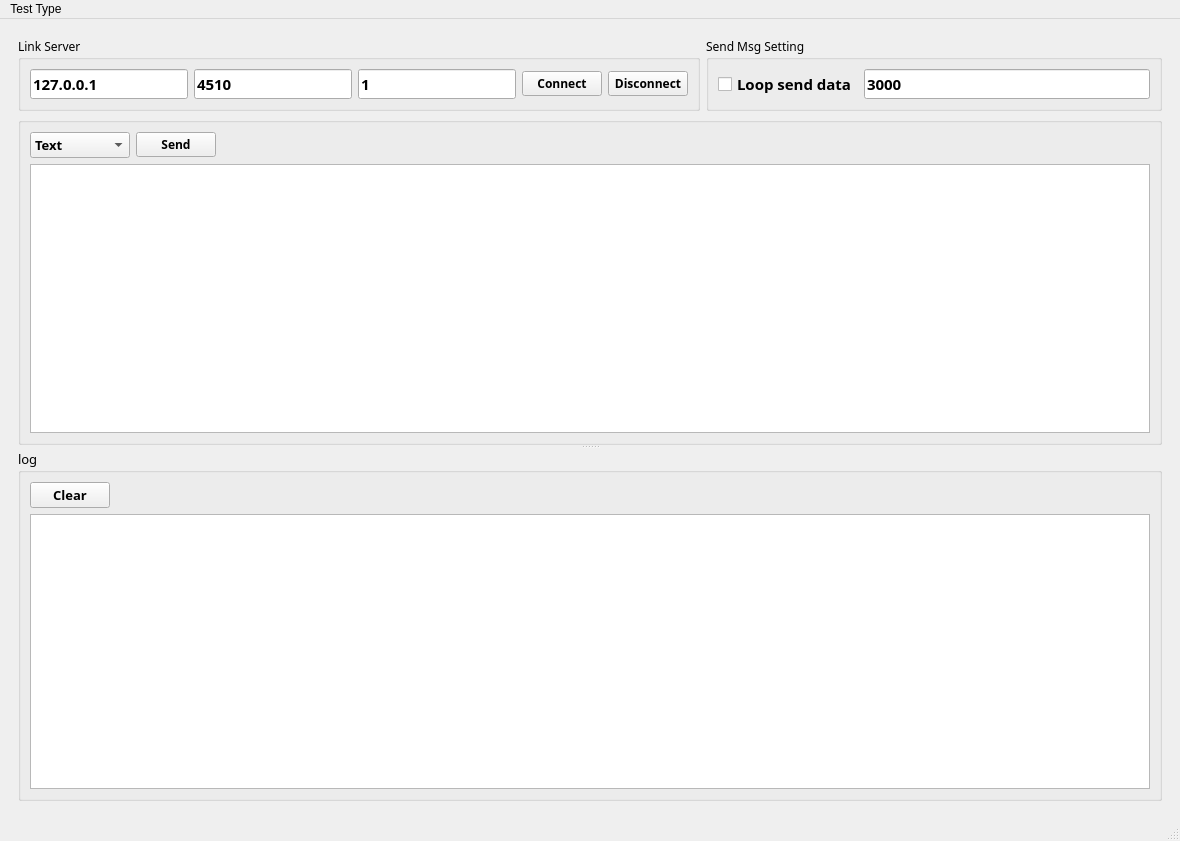
The window that coding/simulationclient/src/ui/mainwindow.ui (BrandoGH/lbgs) describes before a commit, drawn with Qt 5.
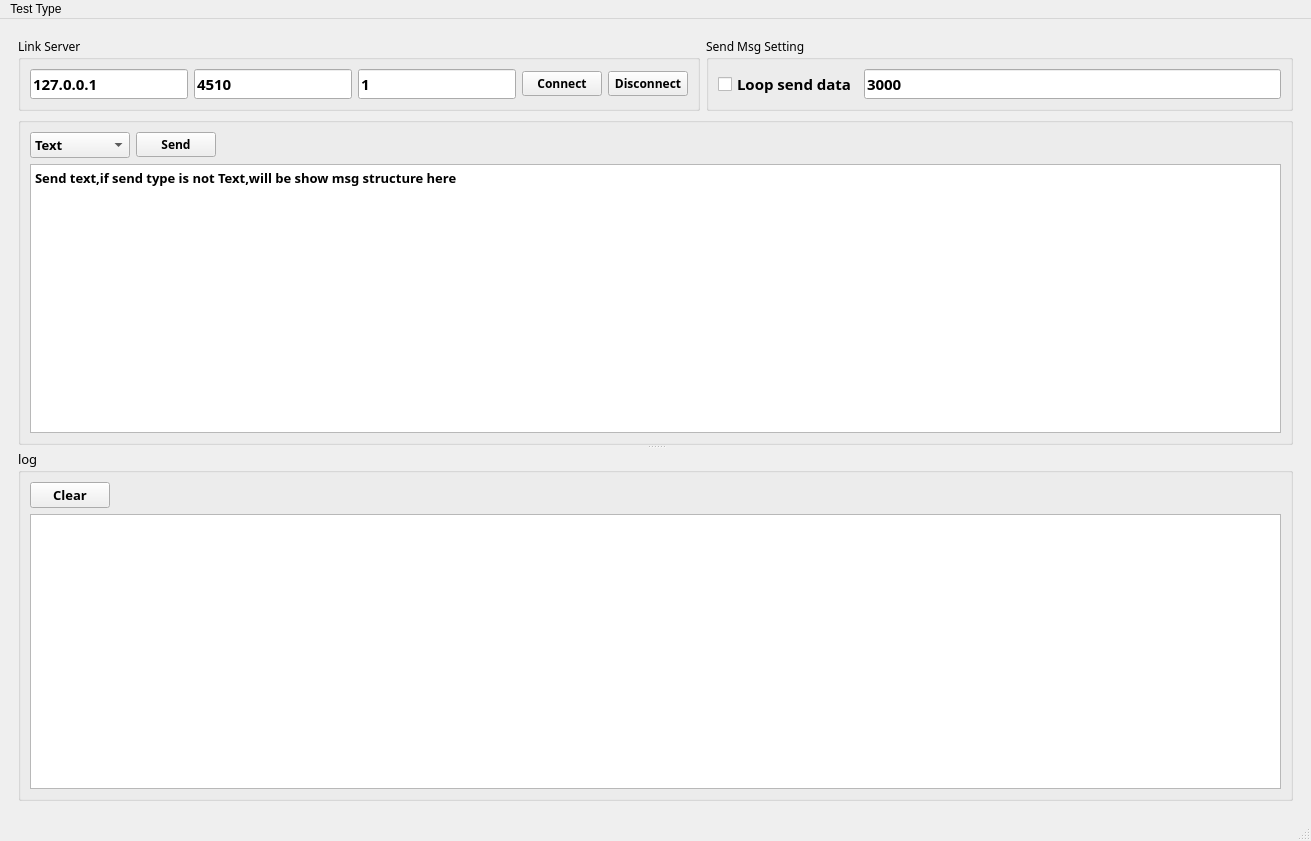
The same window after the commit.

Diff of the .ui file:
```diff
--- a/coding/simulationclient/src/ui/mainwindow.ui
+++ b/coding/simulationclient/src/ui/mainwindow.ui
@@ -6,7 +6,7 @@
    <rect>
     <x>0</x>
     <y>0</y>
-    <width>1180</width>
+    <width>1311</width>
     <height>841</height>
    </rect>
   </property>
@@ -225,7 +225,7 @@
               </property>
               <property name="sizeHint" stdset="0">
                <size>
-                <width>934</width>
+                <width>1065</width>
                 <height>20</height>
                </size>
               </property>
@@ -242,6 +242,15 @@
                </font>
               </property>
               <property name="plainText">
+               <string>Send text,if send type is not Text,will be show msg structure here</string>
+              </property>
+              <property name="backgroundVisible">
+               <bool>false</bool>
+              </property>
+              <property name="centerOnScroll">
+               <bool>false</bool>
+              </property>
+              <property name="placeholderText">
                <string/>
               </property>
              </widget>
@@ -283,7 +292,7 @@
               </property>
               <property name="sizeHint" stdset="0">
                <size>
-                <width>1040</width>
+                <width>1171</width>
                 <height>20</height>
                </size>
               </property>
@@ -305,6 +314,9 @@
               <property name="plainText">
                <string/>
               </property>
+              <property name="placeholderText">
+               <string/>
+              </property>
              </widget>
             </item>
            </layout>
@@ -323,7 +335,7 @@
     <rect>
      <x>0</x>
      <y>0</y>
-     <width>1180</width>
+     <width>1311</width>
      <height>23</height>
     </rect>
    </property>
```
Left out of the diff: 3 changed lines with no effect on the pictures.
